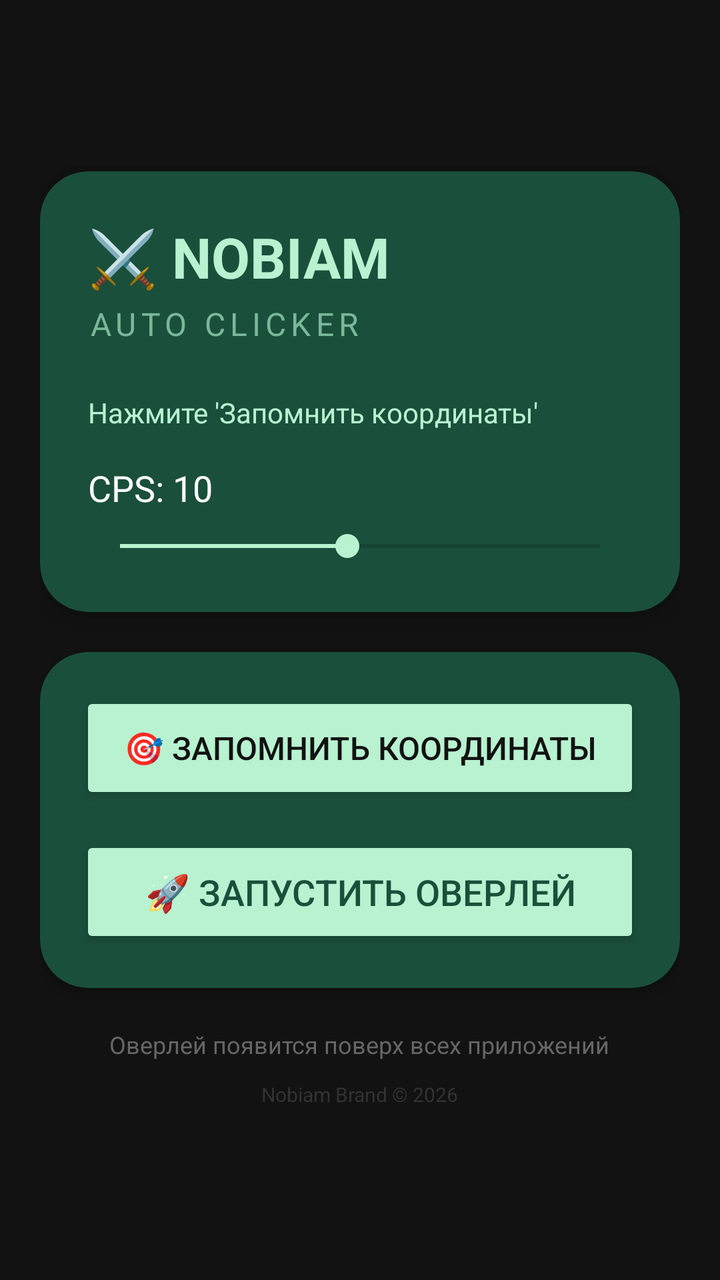
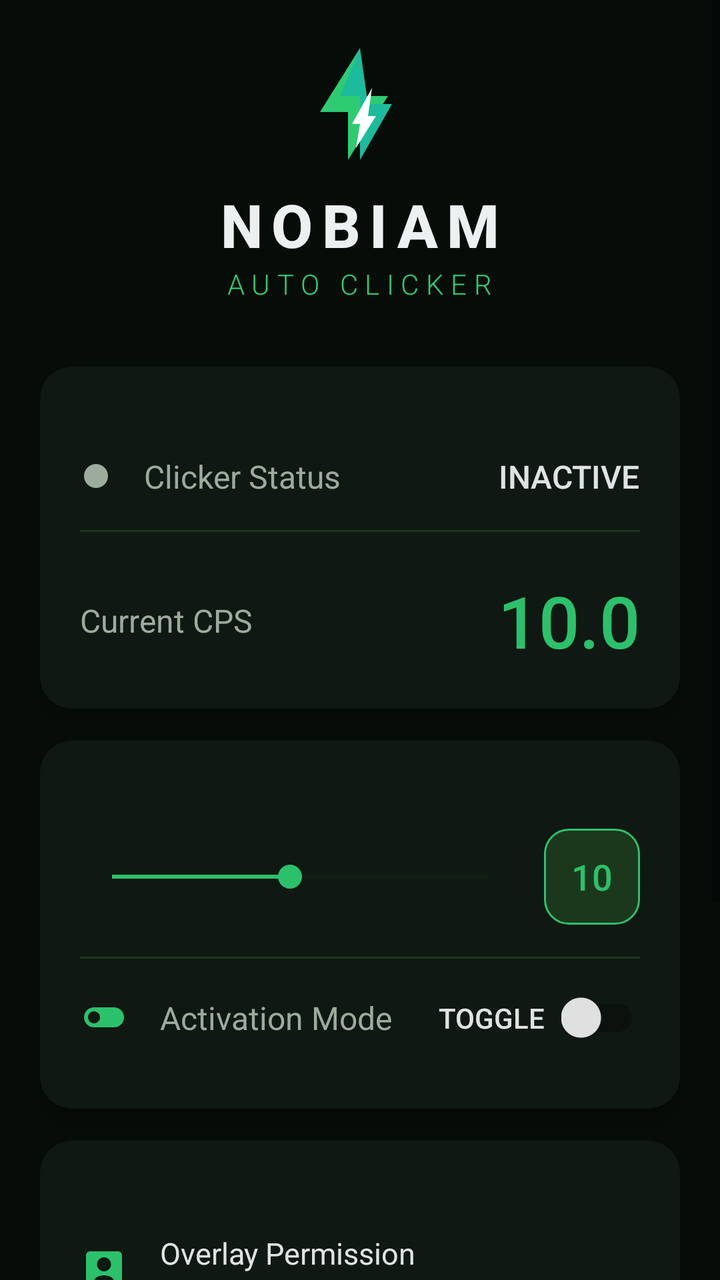

Compare the two renders of this Android layout. The source of the first and the diff that turns it into the second are given below.
<!-- AndroidManifest.xml: application theme Theme.AppCompat.Light.NoActionBar -->
<!-- res/layout/activity_main.xml -->
<?xml version="1.0" encoding="utf-8"?>
<LinearLayout xmlns:android="http://schemas.android.com/apk/res/android"
    xmlns:app="http://schemas.android.com/apk/res-auto"
    android:layout_width="match_parent"
    android:layout_height="match_parent"
    android:orientation="vertical"
    android:gravity="center"
    android:padding="20dp"
    android:background="#121212">

    
    <androidx.cardview.widget.CardView
        android:layout_width="match_parent"
        android:layout_height="wrap_content"
        app:cardCornerRadius="24dp"
        app:cardBackgroundColor="#1A4F3B"
        app:cardElevation="8dp"
        android:layout_marginBottom="20dp">

        <LinearLayout
            android:layout_width="match_parent"
            android:layout_height="wrap_content"
            android:orientation="vertical"
            android:padding="24dp">

            <TextView
                android:layout_width="wrap_content"
                android:layout_height="wrap_content"
                android:text="⚔️ NOBIAM"
                android:textSize="28sp"
                android:textColor="#B8F2D0"
                android:textStyle="bold"
                android:layout_marginBottom="4dp"/>

            <TextView
                android:layout_width="wrap_content"
                android:layout_height="wrap_content"
                android:text="AUTO CLICKER"
                android:textSize="16sp"
                android:textColor="#7AB89A"
                android:letterSpacing="0.15"
                android:layout_marginBottom="24dp"/>

            <TextView
                android:id="@+id/statusText"
                android:layout_width="wrap_content"
                android:layout_height="wrap_content"
                android:text="Нажмите 'Запомнить координаты'"
                android:textColor="#B8F2D0"
                android:textSize="14sp"
                android:layout_marginBottom="16dp"/>

            <TextView
                android:id="@+id/cpsText"
                android:layout_width="wrap_content"
                android:layout_height="wrap_content"
                android:text="CPS: 10"
                android:textSize="18sp"
                android:textColor="#FFFFFF"
                android:layout_marginBottom="8dp"/>

            <SeekBar
                android:id="@+id/cpsSeekBar"
                android:layout_width="match_parent"
                android:layout_height="wrap_content"
                android:max="19"
                android:progress="9"
                android:thumbTint="#B8F2D0"
                android:progressTint="#B8F2D0"/>

        </LinearLayout>
    </androidx.cardview.widget.CardView>

    
    <androidx.cardview.widget.CardView
        android:layout_width="match_parent"
        android:layout_height="wrap_content"
        app:cardCornerRadius="24dp"
        app:cardBackgroundColor="#1A4F3B"
        app:cardElevation="4dp">

        <LinearLayout
            android:layout_width="match_parent"
            android:layout_height="wrap_content"
            android:orientation="vertical"
            android:padding="20dp">

            <Button
                android:id="@+id/btnSetCoords"
                android:layout_width="match_parent"
                android:layout_height="56dp"
                android:text="🎯 Запомнить координаты"
                android:textSize="16sp"
                android:textColor="#121212"
                android:backgroundTint="#B8F2D0"
                android:layout_marginBottom="16dp"/>

            <Button
                android:id="@+id/btnStartService"
                android:layout_width="match_parent"
                android:layout_height="56dp"
                android:text="🚀 Запустить оверлей"
                android:textSize="18sp"
                android:textColor="#1A4F3B"
                android:backgroundTint="#B8F2D0"/>

        </LinearLayout>
    </androidx.cardview.widget.CardView>

    
    <TextView
        android:layout_width="wrap_content"
        android:layout_height="wrap_content"
        android:text="Оверлей появится поверх всех приложений"
        android:textColor="#666666"
        android:gravity="center"
        android:textSize="12sp"
        android:layout_marginTop="20dp"/>

    <TextView
        android:layout_width="wrap_content"
        android:layout_height="wrap_content"
        android:text="Nobiam Brand © 2026"
        android:textColor="#333333"
        android:textSize="10sp"
        android:layout_marginTop="10dp"/>

</LinearLayout>
<!-- resources referenced by this layout -->
<resources>

</resources>

<!-- the commit's change to res/layout/activity_main.xml (unified diff, before → after) -->
@@ -1,128 +1,402 @@
 <?xml version="1.0" encoding="utf-8"?>
-<LinearLayout xmlns:android="http://schemas.android.com/apk/res/android"
+<ScrollView xmlns:android="http://schemas.android.com/apk/res/android"
     xmlns:app="http://schemas.android.com/apk/res-auto"
+    xmlns:tools="http://schemas.android.com/tools"
     android:layout_width="match_parent"
     android:layout_height="match_parent"
-    android:orientation="vertical"
-    android:gravity="center"
-    android:padding="20dp"
-    android:background="#121212">
-
-    
-    <androidx.cardview.widget.CardView
+    android:background="#060C08"
+    android:fillViewport="true"
+    tools:context=".MainActivity">
+
+    <LinearLayout
         android:layout_width="match_parent"
         android:layout_height="wrap_content"
-        app:cardCornerRadius="24dp"
-        app:cardBackgroundColor="#1A4F3B"
-        app:cardElevation="8dp"
-        android:layout_marginBottom="20dp">
-
+        android:orientation="vertical"
+        android:padding="20dp">
+
+        
         <LinearLayout
             android:layout_width="match_parent"
             android:layout_height="wrap_content"
+            android:gravity="center"
             android:orientation="vertical"
-            android:padding="24dp">
+            android:paddingBottom="32dp">
+
+            <ImageView
+                android:id="@+id/iv_logo"
+                android:layout_width="64dp"
+                android:layout_height="64dp"
+                android:contentDescription="Nobiam Logo"
+                android:src="@drawable/ic_nobiam_logo" />
 
             <TextView
                 android:layout_width="wrap_content"
                 android:layout_height="wrap_content"
-                android:text="⚔️ NOBIAM"
-                android:textSize="28sp"
-                android:textColor="#B8F2D0"
+                android:fontFamily="sans-serif-medium"
+                android:letterSpacing="0.15"
+                android:text="NOBIAM"
+                android:textColor="#ECF0F1"
+                android:textSize="30sp"
                 android:textStyle="bold"
-                android:layout_marginBottom="4dp"/>
+                android:layout_marginTop="8dp" />
 
             <TextView
                 android:layout_width="wrap_content"
                 android:layout_height="wrap_content"
+                android:fontFamily="sans-serif-light"
+                android:letterSpacing="0.25"
                 android:text="AUTO CLICKER"
-                android:textSize="16sp"
-                android:textColor="#7AB89A"
-                android:letterSpacing="0.15"
-                android:layout_marginBottom="24dp"/>
-
-            <TextView
-                android:id="@+id/statusText"
-                android:layout_width="wrap_content"
-                android:layout_height="wrap_content"
-                android:text="Нажмите 'Запомнить координаты'"
-                android:textColor="#B8F2D0"
-                android:textSize="14sp"
-                android:layout_marginBottom="16dp"/>
-
-            <TextView
-                android:id="@+id/cpsText"
-                android:layout_width="wrap_content"
-                android:layout_height="wrap_content"
-                android:text="CPS: 10"
-                android:textSize="18sp"
-                android:textColor="#FFFFFF"
-                android:layout_marginBottom="8dp"/>
-
-            <SeekBar
-                android:id="@+id/cpsSeekBar"
+                android:textColor="#2ECC71"
+                android:textSize="14sp" />
+        </LinearLayout>
+
+        
+        <androidx.cardview.widget.CardView
+            android:layout_width="match_parent"
+            android:layout_height="wrap_content"
+            android:layout_marginBottom="16dp"
+            app:cardBackgroundColor="#101A14"
+            app:cardCornerRadius="16dp"
+            app:cardElevation="6dp"
+            app:cardMaxElevation="10dp"
+            app:strokeColor="#2ECC71"
+            app:strokeWidth="1dp"
+            android:alpha="0.95">
+
+            <LinearLayout
                 android:layout_width="match_parent"
                 android:layout_height="wrap_content"
-                android:max="19"
-                android:progress="9"
-                android:thumbTint="#B8F2D0"
-                android:progressTint="#B8F2D0"/>
-
-        </LinearLayout>
-    </androidx.cardview.widget.CardView>
-
-    
-    <androidx.cardview.widget.CardView
-        android:layout_width="match_parent"
-        android:layout_height="wrap_content"
-        app:cardCornerRadius="24dp"
-        app:cardBackgroundColor="#1A4F3B"
-        app:cardElevation="4dp">
-
-        <LinearLayout
+                android:orientation="vertical"
+                android:padding="20dp">
+
+                <TextView
+                    android:text="STATUS"
+                    android:textColor="#2ECC71"
+                    android:textSize="12sp"
+                    android:fontFamily="sans-serif-medium"
+                    android:letterSpacing="0.1"
+                    android:textAllCaps="true"
+                    android:layout_marginBottom="12dp"
+                    android:paddingBottom="8dp" />
+
+                <LinearLayout
+                    android:layout_width="match_parent"
+                    android:layout_height="wrap_content"
+                    android:gravity="center_vertical"
+                    android:orientation="horizontal"
+                    android:paddingVertical="12dp">
+
+                    <ImageView
+                        android:id="@+id/iv_status_indicator"
+                        android:layout_width="16dp"
+                        android:layout_height="16dp"
+                        android:contentDescription="Clicker Status"
+                        android:src="@drawable/ic_status_inactive"
+                        android:layout_marginEnd="16dp" />
+
+                    <TextView
+                        android:layout_width="0dp"
+                        android:layout_height="wrap_content"
+                        android:layout_weight="1"
+                        android:fontFamily="sans-serif"
+                        android:text="Clicker Status"
+                        android:textColor="#A5B5A5"
+                        android:textSize="16sp" />
+
+                    <TextView
+                        android:id="@+id/tv_clicker_state"
+                        android:layout_width="wrap_content"
+                        android:layout_height="wrap_content"
+                        android:fontFamily="sans-serif-medium"
+                        android:text="INACTIVE"
+                        android:textColor="#ECF0F1"
+                        android:textSize="16sp" />
+                </LinearLayout>
+
+                <View
+                    android:layout_width="match_parent"
+                    android:layout_height="1dp"
+                    android:background="#1E3B1E"
+                    android:layout_marginVertical="4dp" />
+
+                <LinearLayout
+                    android:layout_width="match_parent"
+                    android:layout_height="wrap_content"
+                    android:gravity="center_vertical"
+                    android:orientation="horizontal"
+                    android:paddingTop="16dp">
+
+                    <TextView
+                        android:layout_width="0dp"
+                        android:layout_height="wrap_content"
+                        android:layout_weight="1"
+                        android:fontFamily="sans-serif"
+                        android:text="Current CPS"
+                        android:textColor="#A5B5A5"
+                        android:textSize="16sp" />
+
+                    <TextView
+                        android:id="@+id/tv_current_cps"
+                        android:layout_width="wrap_content"
+                        android:layout_height="wrap_content"
+                        android:fontFamily="sans-serif-medium"
+                        android:text="10.0"
+                        android:textColor="#2ECC71"
+                        android:textSize="36sp" />
+                </LinearLayout>
+
+            </LinearLayout>
+        </androidx.cardview.widget.CardView>
+
+        
+        <androidx.cardview.widget.CardView
             android:layout_width="match_parent"
             android:layout_height="wrap_content"
-            android:orientation="vertical"
-            android:padding="20dp">
-
-            <Button
-                android:id="@+id/btnSetCoords"
+            android:layout_marginBottom="16dp"
+            app:cardBackgroundColor="#101A14"
+            app:cardCornerRadius="16dp"
+            app:cardElevation="6dp"
+            app:cardMaxElevation="10dp"
+            app:strokeColor="#2ECC71"
+            app:strokeWidth="1dp"
+            android:alpha="0.95">
+
+            <LinearLayout
                 android:layout_width="match_parent"
-                android:layout_height="56dp"
-                android:text="🎯 Запомнить координаты"
-                android:textSize="16sp"
-                android:textColor="#121212"
-                android:backgroundTint="#B8F2D0"
-                android:layout_marginBottom="16dp"/>
-
-            <Button
-                android:id="@+id/btnStartService"
+                android:layout_height="wrap_content"
+                android:orientation="vertical"
+                android:padding="20dp">
+
+                <TextView
+                    android:text="CONTROL"
+                    android:textColor="#2ECC71"
+                    android:textSize="12sp"
+                    android:fontFamily="sans-serif-medium"
+                    android:letterSpacing="0.1"
+                    android:textAllCaps="true"
+                    android:layout_marginBottom="12dp"
+                    android:paddingBottom="8dp" />
+
+                <RelativeLayout
+                    android:layout_width="match_parent"
+                    android:layout_height="wrap_content"
+                    android:paddingVertical="12dp">
+
+                    <SeekBar
+                        android:id="@+id/seekbar_cps"
+                        android:layout_width="match_parent"
+                        android:layout_height="wrap_content"
+                        android:layout_centerVertical="true"
+                        android:max="19"
+                        android:progress="9"
+                        android:thumbTint="#2ECC71"
+                        android:progressTint="#2ECC71"
+                        android:progressBackgroundTint="#1E3B1E"
+                        android:maxHeight="4dp"
+                        android:minHeight="4dp"
+                        android:layout_marginEnd="60dp" />
+
+                    <TextView
+                        android:id="@+id/tv_cps_value"
+                        android:layout_width="48dp"
+                        android:layout_height="48dp"
+                        android:layout_alignParentEnd="true"
+                        android:layout_centerVertical="true"
+                        android:background="@drawable/bg_cps_badge"
+                        android:fontFamily="sans-serif-medium"
+                        android:gravity="center"
+                        android:text="10"
+                        android:textColor="#2ECC71"
+                        android:textSize="18sp" />
+                </RelativeLayout>
+
+                <View
+                    android:layout_width="match_parent"
+                    android:layout_height="1dp"
+                    android:background="#1E3B1E"
+                    android:layout_marginVertical="4dp" />
+
+                <LinearLayout
+                    android:layout_width="match_parent"
+                    android:layout_height="wrap_content"
+                    android:gravity="center_vertical"
+                    android:orientation="horizontal"
+                    android:paddingVertical="12dp">
+
+                    <ImageView
+                        android:layout_width="24dp"
+                        android:layout_height="24dp"
+                        android:contentDescription="Mode Icon"
+                        android:src="@drawable/ic_toggle_mode"
+                        android:layout_marginEnd="16dp"
+                        android:tint="#2ECC71" />
+
+                    <TextView
+                        android:layout_width="0dp"
+                        android:layout_height="wrap_content"
+                        android:layout_weight="1"
+                        android:fontFamily="sans-serif"
+                        android:text="Activation Mode"
+                        android:textColor="#A5B5A5"
+                        android:textSize="16sp" />
+
+                    <TextView
+                        android:id="@+id/tv_mode_label"
+                        android:layout_width="wrap_content"
+                        android:layout_height="wrap_content"
+                        android:fontFamily="sans-serif-medium"
+                        android:text="TOGGLE"
+                        android:textColor="#ECF0F1"
+                        android:textSize="14sp"
+                        android:layout_marginEnd="8dp" />
+
+                    <androidx.appcompat.widget.SwitchCompat
+                        android:id="@+id/switch_mode"
+                        android:layout_width="wrap_content"
+                        android:layout_height="wrap_content"
+                        android:thumbTint="#2ECC71"
+                        android:trackTint="#1E3B1E" />
+                </LinearLayout>
+
+            </LinearLayout>
+        </androidx.cardview.widget.CardView>
+
+        
+        <androidx.cardview.widget.CardView
+            android:layout_width="match_parent"
+            android:layout_height="wrap_content"
+            android:layout_marginBottom="16dp"
+            app:cardBackgroundColor="#101A14"
+            app:cardCornerRadius="16dp"
+            app:cardElevation="6dp"
+            app:cardMaxElevation="10dp"
+            app:strokeColor="#2ECC71"
+            app:strokeWidth="1dp"
+            android:alpha="0.95">
+
+            <LinearLayout
                 android:layout_width="match_parent"
-                android:layout_height="56dp"
-                android:text="🚀 Запустить оверлей"
-                android:textSize="18sp"
-                android:textColor="#1A4F3B"
-                android:backgroundTint="#B8F2D0"/>
-
-        </LinearLayout>
-    </androidx.cardview.widget.CardView>
-
-    
-    <TextView
-        android:layout_width="wrap_content"
-        android:layout_height="wrap_content"
-        android:text="Оверлей появится поверх всех приложений"
-        android:textColor="#666666"
-        android:gravity="center"
-        android:textSize="12sp"
-        android:layout_marginTop="20dp"/>
-
-    <TextView
-        android:layout_width="wrap_content"
-        android:layout_height="wrap_content"
-        android:text="Nobiam Brand © 2026"
-        android:textColor="#333333"
-        android:textSize="10sp"
-        android:layout_marginTop="10dp"/>
-
-</LinearLayout>
+                android:layout_height="wrap_content"
+                android:orientation="vertical"
+                android:padding="20dp">
+
+                <TextView
+                    android:text="PERMISSIONS"
+                    android:textColor="#2ECC71"
+                    android:textSize="12sp"
+                    android:fontFamily="sans-serif-medium"
+                    android:letterSpacing="0.1"
+                    android:textAllCaps="true"
+                    android:layout_marginBottom="12dp"
+                    android:paddingBottom="8dp" />
+
+                <LinearLayout
+                    android:layout_width="match_parent"
+                    android:layout_height="wrap_content"
+                    android:gravity="center_vertical"
+                    android:orientation="horizontal"
+                    android:paddingVertical="14dp">
+
+                    <ImageView
+                        android:layout_width="24dp"
+                        android:layout_height="24dp"
+                        android:contentDescription="Overlay Icon"
+                        android:src="@drawable/ic_overlay"
+                        android:layout_marginEnd="16dp"
+                        android:tint="#2ECC71" />
+
+                    <LinearLayout
+                        android:layout_width="0dp"
+                        android:layout_height="wrap_content"
+                        android:layout_weight="1"
+                        android:orientation="vertical">
+                        <TextView
+                            android:layout_width="wrap_content"
+                            android:layout_height="wrap_content"
+                            android:text="Overlay Permission"
+                            android:textColor="#ECF0F1"
+                            android:textSize="15sp"
+                            android:fontFamily="sans-serif" />
+                        <TextView
+                            android:layout_width="wrap_content"
+                            android:layout_height="wrap_content"
+                            android:text="Required for floating button"
+                            android:textColor="#A5B5A5"
+                            android:textSize="12sp" />
+                    </LinearLayout>
+
+                    <com.google.android.material.button.MaterialButton
+                        android:id="@+id/btn_grant_overlay"
+                        style="@style/EmeraldButton"
+                        android:text="GRANT" />
+                </LinearLayout>
+
+                <View
+                    android:layout_width="match_parent"
+                    android:layout_height="1dp"
+                    android:background="#1E3B1E"
+                    android:layout_marginVertical="4dp" />
+
+                <LinearLayout
+                    android:layout_width="match_parent"
+                    android:layout_height="wrap_content"
+                    android:gravity="center_vertical"
+                    android:orientation="horizontal"
+                    android:paddingVertical="14dp">
+
+                    <ImageView
+                        android:layout_width="24dp"
+                        android:layout_height="24dp"
+                        android:contentDescription="Accessibility Icon"
+                        android:src="@drawable/ic_accessibility"
+                        android:layout_marginEnd="16dp"
+                        android:tint="#2ECC71" />
+
+                    <LinearLayout
+                        android:layout_width="0dp"
+                        android:layout_height="wrap_content"
+                        android:layout_weight="1"
+                        android:orientation="vertical">
+                        <TextView
+                            android:layout_width="wrap_content"
+                            android:layout_height="wrap_content"
+                            android:text="Accessibility Service"
+                            android:textColor="#ECF0F1"
+                            android:textSize="15sp"
+                            android:fontFamily="sans-serif" />
+                        <TextView
+                            android:layout_width="wrap_content"
+                            android:layout_height="wrap_content"
+                            android:text="Enables auto-clicking function"
+                            android:textColor="#A5B5A5"
+                            android:textSize="12sp" />
+                    </LinearLayout>
+
+                    <com.google.android.material.button.MaterialButton
+                        android:id="@+id/btn_grant_accessibility"
+                        style="@style/EmeraldButton"
+                        android:text="SET" />
+                </LinearLayout>
+
+            </LinearLayout>
+        </androidx.cardview.widget.CardView>
+
+        
+        <com.google.android.material.button.MaterialButton
+            android:id="@+id/btn_start_overlay"
+            style="@style/GradientEmeraldButton"
+            android:layout_width="match_parent"
+            android:layout_height="64dp"
+            android:layout_marginTop="8dp"
+            android:text="START OVERLAY"
+            android:textAllCaps="true"
+            app:icon="@drawable/ic_play"
+            app:iconGravity="textStart"
+            app:iconSize="24dp" />
+
+        <View
+            android:layout_width="match_parent"
+            android:layout_height="40dp" />
+
+    </LinearLayout>
+</ScrollView>
<!-- resource entries referenced after the edit -->
@@ -1,5 +1,84 @@
 <!-- resources referenced by this layout -->
 <resources>
-
+  <!-- drawable bg_cps_badge (drawable) -->
+  <?xml version="1.0" encoding="utf-8"?>
+  <shape xmlns:android="http://schemas.android.com/apk/res/android"
+      android:shape="rectangle">
+      <solid android:color="#1E3B1E" />
+      <corners android:radius="12dp" />
+      <stroke android:width="1dp" android:color="#2ECC71" />
+  </shape>
+  <!-- drawable ic_accessibility (drawable) -->
+  <vector xmlns:android="http://schemas.android.com/apk/res/android"
+      android:width="24dp"
+      android:height="24dp"
+      android:viewportWidth="24"
+      android:viewportHeight="24">
+      <path
+          android:fillColor="#2ECC71"
+          android:pathData="M12,2c1.1,0 2,0.9 2,2s-0.9,2 -2,2 -2,-0.9 -2,-2 0.9,-2 2,-2zM21,9h-6v13h-2v-6h-2v6H9V9H3V7h18v2z" />
+  </vector>
+  <!-- drawable ic_overlay (drawable) -->
+  <vector xmlns:android="http://schemas.android.com/apk/res/android"
+      android:width="24dp"
+      android:height="24dp"
+      android:viewportWidth="24"
+      android:viewportHeight="24">
+      <path
+          android:fillColor="#2ECC71"
+          android:pathData="M19,3H5C3.9,3 3,3.9 3,5v14c0,1.1 0.9,2 2,2h14c1.1,0 2,-0.9 2,-2V5C21,3.9 20.1,3 19,3zM12,6c1.93,0 3.5,1.57 3.5,3.5S13.93,13 12,13s-3.5,-1.57 -3.5,-3.5S10.07,6 12,6zM7,18c0,-1.66 2.24,-3 5,-3s5,1.34 5,3H7z" />
+  </vector>
+  <!-- drawable ic_play (drawable) -->
+  <vector xmlns:android="http://schemas.android.com/apk/res/android"
+      android:width="24dp"
+      android:height="24dp"
+      android:viewportWidth="24"
+      android:viewportHeight="24">
+      <path
+          android:fillColor="#FFFFFF"
+          android:pathData="M8,5v14l11,-7z" />
+  </vector>
+  <!-- drawable ic_status_inactive (drawable) -->
+  <vector xmlns:android="http://schemas.android.com/apk/res/android"
+      android:width="16dp"
+      android:height="16dp"
+      android:viewportWidth="16"
+      android:viewportHeight="16">
+      <path
+          android:fillColor="#A5B5A5"
+          android:pathData="M8,8m-6,0a6,6 0,1 1,12 0a6,6 0,1 1,-12 0" />
+  </vector>
+  <!-- drawable ic_toggle_mode (drawable) -->
+  <vector xmlns:android="http://schemas.android.com/apk/res/android"
+      android:width="24dp"
+      android:height="24dp"
+      android:viewportWidth="24"
+      android:viewportHeight="24">
+      <path
+          android:fillColor="#2ECC71"
+          android:pathData="M17,7H7C4.24,7 2,9.24 2,12s2.24,5 5,5h10c2.76,0 5,-2.24 5,-5s-2.24,-5 -5,-5zM7,15c-1.66,0 -3,-1.34 -3,-3s1.34,-3 3,-3 3,1.34 3,3 -1.34,3 -3,3z" />
+  </vector>
+  <style name="EmeraldButton" parent="Widget.Material3.Button.TextButton">
+          <item name="android:textColor">@color/accent_emerald</item>
+          <item name="rippleColor">@color/bioluminescence</item>
+          <item name="android:textAllCaps">true</item>
+          <item name="android:fontFamily">sans-serif-medium</item>
+          <item name="android:textSize">13sp</item>
+          <item name="android:minWidth">0dp</item>
+          <item name="android:minHeight">0dp</item>
+          <item name="android:padding">8dp</item>
+      </style>
+  <style name="GradientEmeraldButton" parent="Widget.Material3.Button">
+          <item name="android:textColor">#FFFFFF</item>
+          <item name="backgroundTint">@color/accent_emerald</item>
+          <item name="rippleColor">@color/bioluminescence</item>
+          <item name="cornerRadius">16dp</item>
+          <item name="android:fontFamily">sans-serif-medium</item>
+          <item name="android:textSize">18sp</item>
+          <item name="android:letterSpacing">0.1</item>
+          <item name="android:elevation">8dp</item>
+      </style>
+  <color name="accent_emerald">#2ECC71</color>
+  <color name="bioluminescence">#A3F7BF</color>
 </resources>
 
